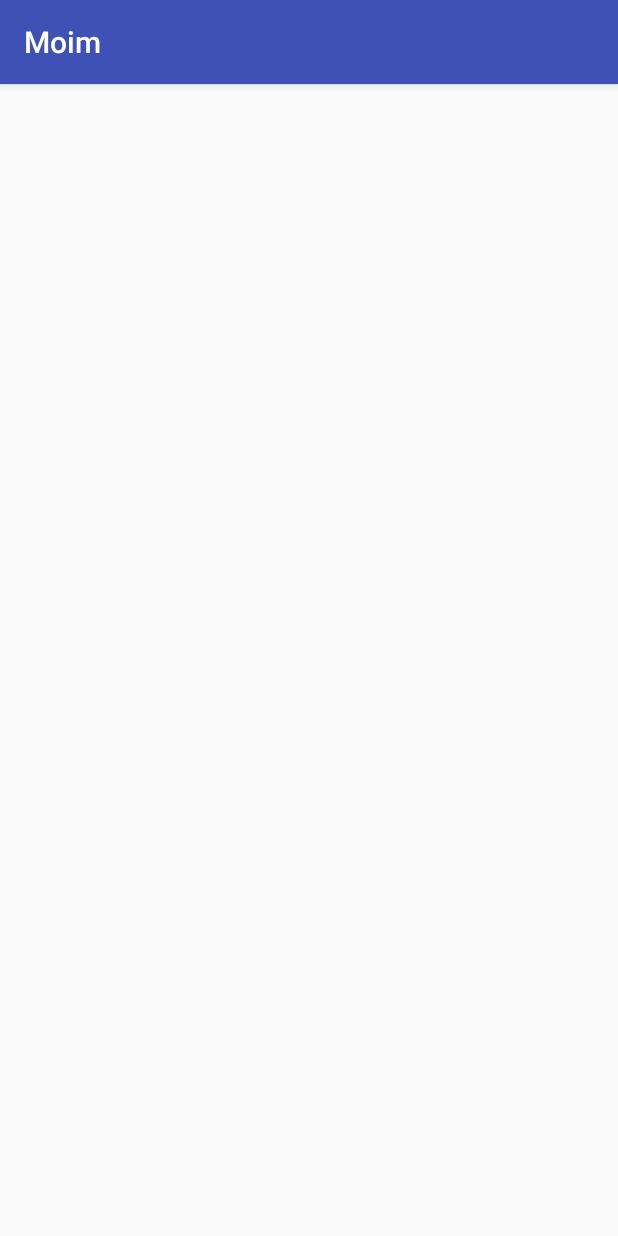
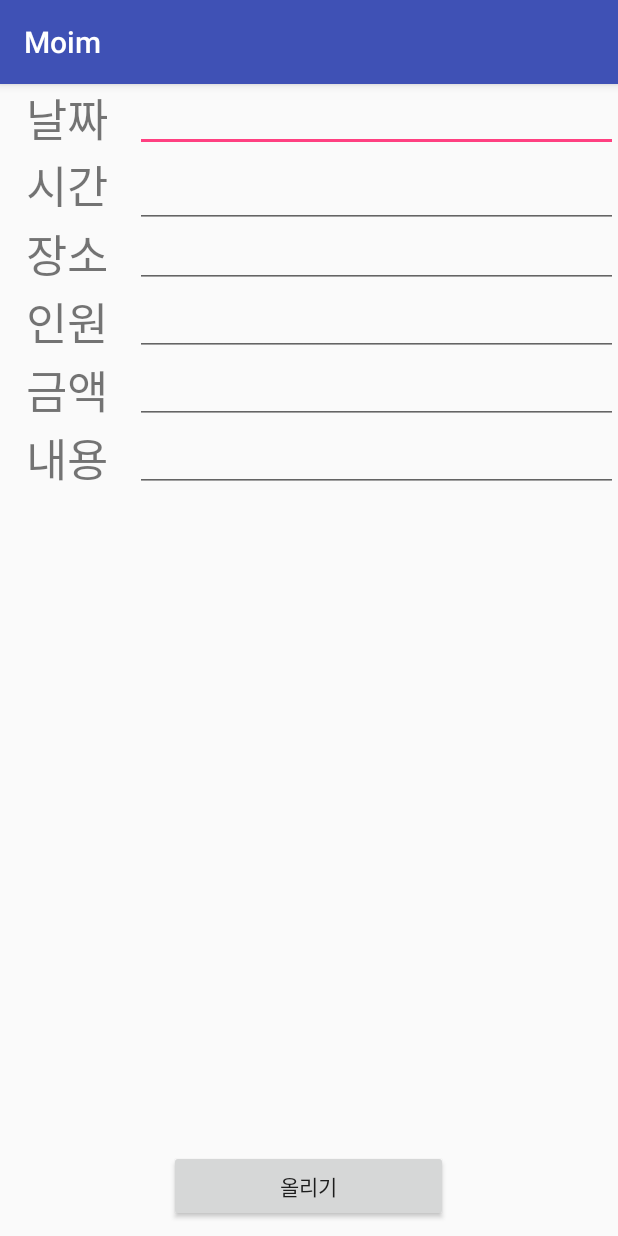
Before and after one commit to iamkimpj/Moim, an Android app: the CreateMeet screen opened directly, with no data from a screen before it, on a phone screen of 412 x 824 dp. Run offline under Robolectric (Android 15) with nearby library versions, the phone set to English and light mode, and no system bars; network calls fail.

```diff
--- a/app/src/main/java/com/moim/moim/meet/CreateMeet.java
+++ b/app/src/main/java/com/moim/moim/meet/CreateMeet.java
@@ -1,7 +1,11 @@
 package com.moim.moim.meet;
 
+import android.os.Bundle;
 import android.support.v7.app.AppCompatActivity;
-import android.os.Bundle;
+import android.util.Log;
+import android.view.View;
+import android.widget.EditText;
+import android.widget.Toast;
 
 import com.moim.moim.R;
 
@@ -11,5 +15,84 @@ public class CreateMeet extends AppCompatActivity {
     protected void onCreate(Bundle savedInstanceState) {
         super.onCreate(savedInstanceState);
         setContentView(R.layout.activity_meet_create);
+
+        Log.d("test", "111111");
+    }
+    public void create_btnclick(View v)
+    {
+        EditText dateView = (EditText) findViewById(R.id.date_input);
+        EditText timeView = (EditText) findViewById(R.id.time_input);
+        EditText placeView = (EditText) findViewById(R.id.place_input);
+        EditText peopleView = (EditText) findViewById(R.id.people_input);
+        EditText amountView = (EditText) findViewById(R.id.amount_input);
+        EditText textView = (EditText) findViewById(R.id.text_input);
+
+        String date     = dateView.getText().toString();
+        String time     = timeView.getText().toString();
+        String place    = placeView.getText().toString();
+        String people   = peopleView.getText().toString();
+        String amount   = amountView.getText().toString();
+        String text     = textView.getText().toString();
+
+
+       // int len = id.length();
+        if (date.length() == 0)
+        {
+            Toast.makeText(getApplicationContext(),"날짜를 입력하세요.", Toast.LENGTH_LONG).show();
+            return;
+        }
+        else
+        {
+            Log.d("test",date);
+        }
+        if (time.length() == 0)
+        {
+            Toast.makeText(getApplicationContext(),"시간을 입력하세요.", Toast.LENGTH_LONG).show();
+            return;
+        }
+        else
+        {
+            Log.d("test",time);
+        }
+        if (place.length() == 0)
+        {
+            Toast.makeText(getApplicationContext(),"장소를 입력하세요.", Toast.LENGTH_LONG).show();
+            return;
+        }
+        else
+        {
+            Log.d("test",place);
+        }
+        if (people.length() == 0)
+        {
+            Toast.makeText(getApplicationContext(),"인원을 입력하세요.", Toast.LENGTH_LONG).show();
+            return;
+        }
+        else
+        {
+            Log.d("test",people);
+        }
+        if (amount.length() == 0)
+        {
+            Toast.makeText(getApplicationContext(),"금액을 입력하세요.", Toast.LENGTH_LONG).show();
+            return;
+        }
+        else
+        {
+            Log.d("test",amount);
+        }
+        if (text.length() == 0)
+        {
+            Toast.makeText(getApplicationContext(),"내용을 입력하세요.", Toast.LENGTH_LONG).show();
+            return;
+        }
+        else
+        {
+            Log.d("test",text);
+        }
+
+
+
+        Log.d("test", "222");
     }
 }
--- a/app/src/main/res/layout/activity_meet_create.xml
+++ b/app/src/main/res/layout/activity_meet_create.xml
@@ -1,9 +1,159 @@
 <?xml version="1.0" encoding="utf-8"?>
-<android.support.constraint.ConstraintLayout xmlns:android="http://schemas.android.com/apk/res/android"
-    xmlns:app="http://schemas.android.com/apk/res-auto"
+<LinearLayout xmlns:android="http://schemas.android.com/apk/res/android"
     xmlns:tools="http://schemas.android.com/tools"
     android:layout_width="match_parent"
     android:layout_height="match_parent"
-    tools:context="com.moim.moim.meet.CreateMeet">
 
-</android.support.constraint.ConstraintLayout>
+    android:orientation="vertical"
+    android:weightSum="1">
+
+    <LinearLayout
+        android:orientation="horizontal"
+        android:layout_width="match_parent"
+        android:layout_height="wrap_content"
+        android:layout_gravity="center_horizontal">
+
+        <TextView
+            android:id="@+id/id_label"
+            android:layout_width="90dp"
+            android:layout_height="wrap_content"
+            android:layout_gravity="center_horizontal"
+            android:text="날짜"
+            android:textAlignment="center"
+            android:textSize="30dp" />
+
+        <EditText
+            android:id="@+id/date_input"
+            android:layout_width="wrap_content"
+            android:layout_height="wrap_content"
+            android:layout_weight="1"
+            android:ems="10"
+            android:inputType="date" />
+
+    </LinearLayout>
+
+    <LinearLayout
+        android:orientation="horizontal"
+        android:layout_width="match_parent"
+        android:layout_height="wrap_content">
+
+        <TextView
+            android:id="@+id/pass_label"
+            android:layout_width="90dp"
+            android:layout_height="wrap_content"
+            android:text="시간"
+            android:textAlignment="center"
+            android:textIsSelectable="true"
+            android:textSize="30dp" />
+
+        <EditText
+            android:id="@+id/time_input"
+            android:layout_width="wrap_content"
+            android:layout_height="wrap_content"
+            android:layout_weight="1"
+            android:ems="10"
+            android:inputType="time" />
+
+    </LinearLayout>
+
+    <LinearLayout
+        android:layout_width="match_parent"
+        android:layout_height="wrap_content"
+        android:layout_gravity="center_horizontal"
+        android:orientation="horizontal">
+
+        <TextView
+            android:id="@+id/id_label"
+            android:layout_width="90dp"
+            android:layout_height="wrap_content"
+            android:layout_gravity="center_horizontal"
+            android:text="장소"
+            android:textAlignment="center"
+            android:textSize="30dp" />
+
+        <EditText
+            android:id="@+id/place_input"
+            android:layout_width="match_parent"
+            android:layout_height="wrap_content" />
+
+    </LinearLayout>
+
+    <LinearLayout
+        android:layout_width="match_parent"
+        android:layout_height="wrap_content"
+        android:layout_gravity="center_horizontal"
+        android:orientation="horizontal">
+
+        <TextView
+            android:id="@+id/id_label"
+            android:layout_width="90dp"
+            android:layout_height="wrap_content"
+            android:layout_gravity="center_horizontal"
+            android:text="인원"
+            android:textAlignment="center"
+            android:textSize="30dp" />
+
+        <EditText
+            android:id="@+id/people_input"
+            android:layout_width="match_parent"
+            android:layout_height="wrap_content" />
+
+    </LinearLayout>
+
+    <LinearLayout
+        android:layout_width="match_parent"
+        android:layout_height="wrap_content"
+        android:layout_gravity="center_horizontal"
+        android:orientation="horizontal">
+
+        <TextView
+            android:id="@+id/id_label"
+            android:layout_width="90dp"
+            android:layout_height="wrap_content"
+            android:layout_gravity="center_horizontal"
+            android:text="금액"
+            android:textAlignment="center"
+            android:textSize="30dp" />
+
+        <EditText
+            android:id="@+id/amount_input"
+            android:layout_width="match_parent"
+            android:layout_height="wrap_content" />
+
+    </LinearLayout>
+
+    <LinearLayout
+        android:layout_width="match_parent"
+        android:layout_height="wrap_content"
+        android:layout_gravity="center_horizontal"
+        android:layout_weight="0.98"
+        android:orientation="horizontal">
+
+        <TextView
+            android:id="@+id/id_label"
+            android:layout_width="90dp"
+            android:layout_height="wrap_content"
+            android:layout_gravity="center_horizontal"
+            android:text="내용"
+            android:textAlignment="center"
+            android:textSize="30dp" />
+
+        <EditText
+            android:id="@+id/text_input"
+            android:layout_width="wrap_content"
+            android:layout_height="wrap_content"
+            android:layout_weight="1"
+            android:ems="10"
+            android:inputType="textMultiLine" />
+
+    </LinearLayout>
+
+    <Button
+        android:id="@+id/button2"
+        android:layout_width="186dp"
+        android:layout_height="wrap_content"
+        android:layout_gravity="center"
+        android:onClick="create_btnclick"
+        android:text="올리기" />
+
+</LinearLayout>
```
